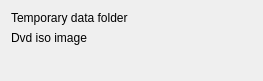
The window that src/widgets/dvdwizardiso_ui.ui (KDE/kdenlive) describes before a commit, drawn with Qt 5.
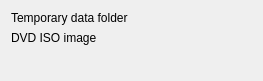
The same window after the commit. Custom widgets are drawn as their Qt base class.

Patch:
```diff
--- a/src/widgets/dvdwizardiso_ui.ui
+++ b/src/widgets/dvdwizardiso_ui.ui
@@ -26,7 +26,7 @@
    <item row="1" column="0" >
     <widget class="QLabel" name="label_2" >
      <property name="text" >
-      <string>Dvd iso image</string>
+      <string>DVD ISO image</string>
      </property>
     </widget>
    </item>
```
